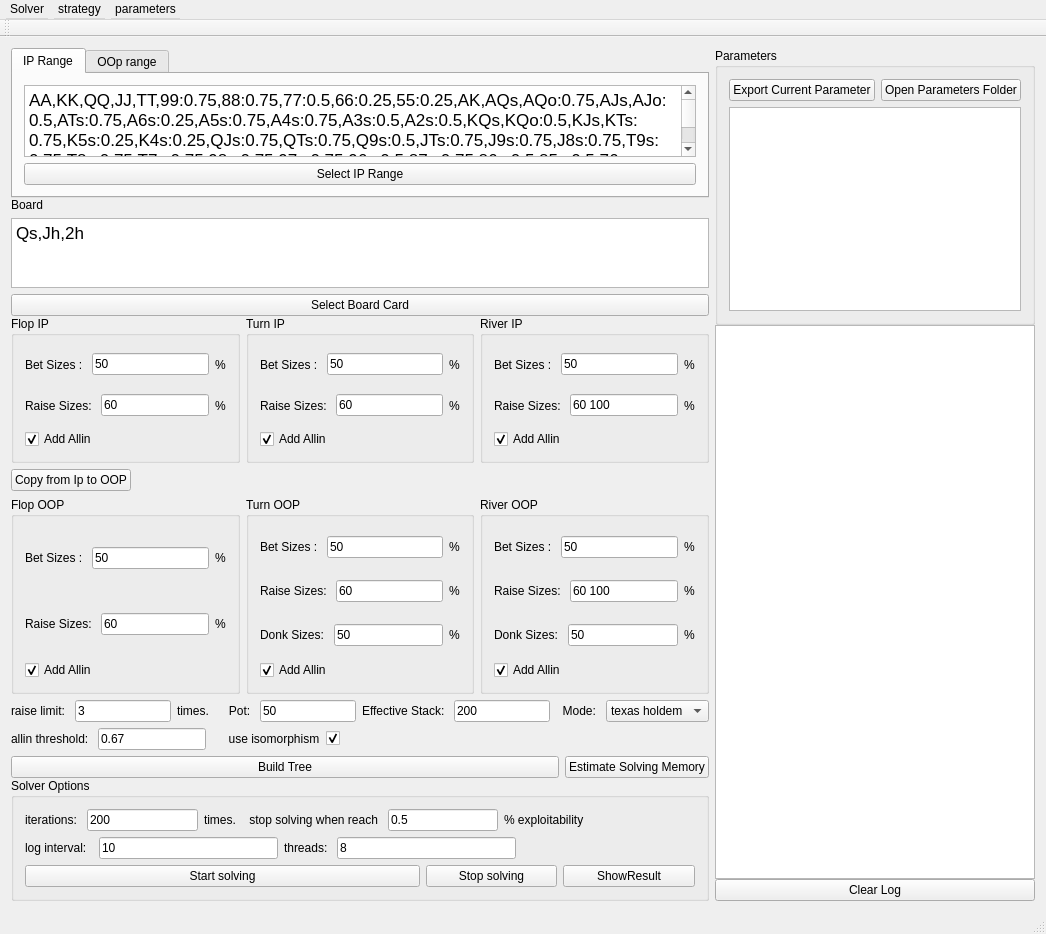
Above: mainwindow.ui from bupticybee/TexasSolver before the change. Below: the same form after it.
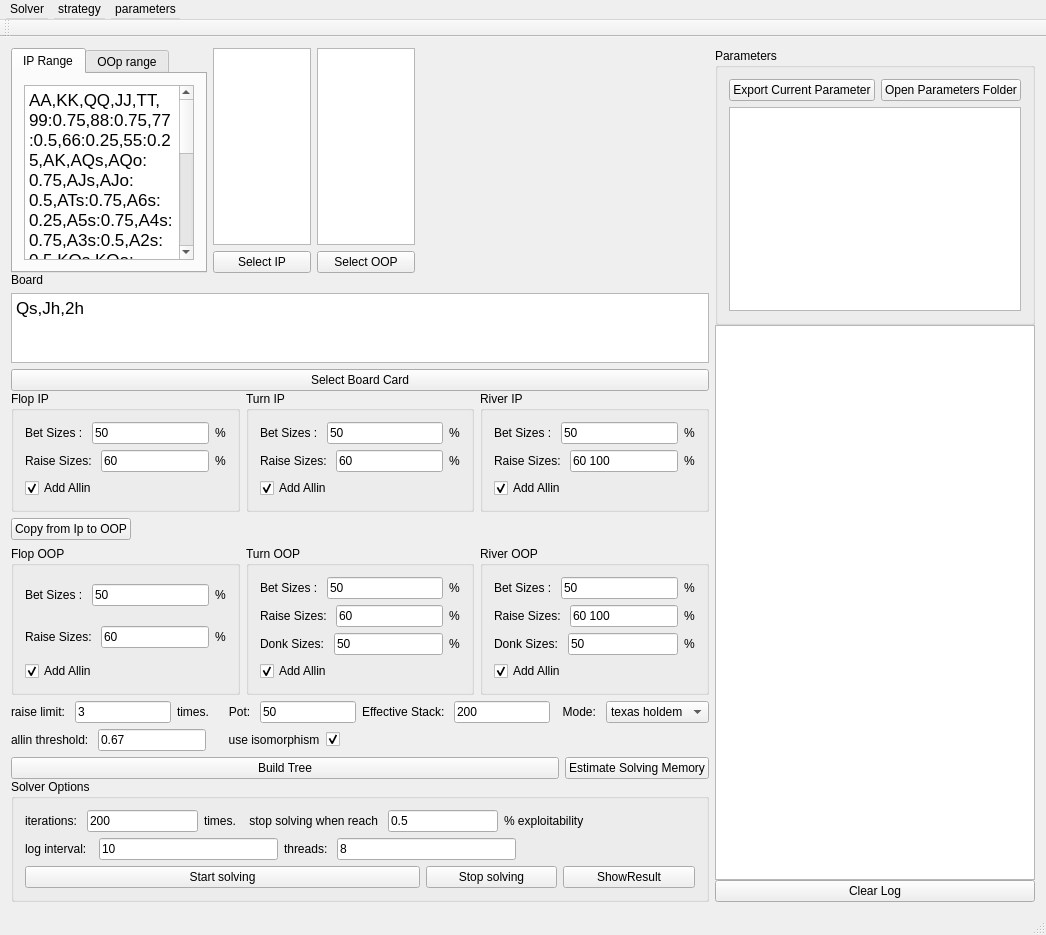
That is the form after the change. The open tabs and pages were chosen to show the change. Custom widgets are drawn as their Qt base class.

Commit message: :new: add 13x13 grid for range

Patch:
```diff
--- a/mainwindow.ui
+++ b/mainwindow.ui
@@ -7,7 +7,7 @@
     <x>0</x>
     <y>0</y>
     <width>1046</width>
-    <height>934</height>
+    <height>935</height>
    </rect>
   </property>
   <property name="windowTitle">
@@ -16,13 +16,15 @@
   <widget class="QWidget" name="centralWidget">
    <layout class="QHBoxLayout" name="horizontalLayout_2" stretch="3,1">
     <item>
-     <layout class="QVBoxLayout" name="inputLayout" stretch="2,2,8,1">
+     <layout class="QVBoxLayout" name="inputLayout" stretch="0,1,8,1">
       <property name="spacing">
        <number>0</number>
       </property>
       <item>
        <layout class="QVBoxLayout" name="rangeLayout">
         <item>
+         <layout class="QHBoxLayout" name="horizontalLayout_25" stretch="2,1,1,3">
+          <item>
          <widget class="QTabWidget" name="tabWidget">
           <property name="currentIndex">
            <number>0</number>
@@ -38,15 +40,8 @@
                <string>&lt;!DOCTYPE HTML PUBLIC &quot;-//W3C//DTD HTML 4.0//EN&quot; &quot;http://www.w3.org/TR/REC-html40/strict.dtd&quot;&gt;
 &lt;html&gt;&lt;head&gt;&lt;meta name=&quot;qrichtext&quot; content=&quot;1&quot; /&gt;&lt;style type=&quot;text/css&quot;&gt;
 p, li { white-space: pre-wrap; }
-&lt;/style&gt;&lt;/head&gt;&lt;body style=&quot; font-family:'SimSun'; font-size:9pt; font-weight:400; font-style:normal;&quot;&gt;
-&lt;p style=&quot; margin-top:0px; margin-bottom:0px; margin-left:0px; margin-right:0px; -qt-block-indent:0; text-indent:0px;&quot;&gt;&lt;span style=&quot; font-family:'.AppleSystemUIFont'; font-size:13pt;&quot;&gt;AA,KK,QQ,JJ,TT,99:0.75,88:0.75,77:0.5,66:0.25,55:0.25,AK,AQs,AQo:0.75,AJs,AJo:0.5,ATs:0.75,A6s:0.25,A5s:0.75,A4s:0.75,A3s:0.5,A2s:0.5,KQs,KQo:0.5,KJs,KTs:0.75,K5s:0.25,K4s:0.25,QJs:0.75,QTs:0.75,Q9s:0.5,JTs:0.75,J9s:0.75,J8s:0.75,T9s:0.75,T8s:0.75,T7s:0.75,98s:0.75,97s:0.75,96s:0.5,87s:0.75,86s:0.5,85s:0.5,76s:0.75,75s:0.5,65s:0.75,64s:0.5,54s:0.75,53s:0.5,43s:0.5&lt;/span&gt;&lt;/p&gt;&lt;/body&gt;&lt;/html&gt;</string>
-              </property>
-             </widget>
-            </item>
-            <item>
-             <widget class="QPushButton" name="ipRangeSelectButtom">
-              <property name="text">
-               <string>Select IP Range</string>
+&lt;/style&gt;&lt;/head&gt;&lt;body style=&quot; font-family:'.AppleSystemUIFont'; font-size:13pt; font-weight:400; font-style:normal;&quot;&gt;
+&lt;p style=&quot; margin-top:0px; margin-bottom:0px; margin-left:0px; margin-right:0px; -qt-block-indent:0; text-indent:0px;&quot;&gt;AA,KK,QQ,JJ,TT,99:0.75,88:0.75,77:0.5,66:0.25,55:0.25,AK,AQs,AQo:0.75,AJs,AJo:0.5,ATs:0.75,A6s:0.25,A5s:0.75,A4s:0.75,A3s:0.5,A2s:0.5,KQs,KQo:0.5,KJs,KTs:0.75,K5s:0.25,K4s:0.25,QJs:0.75,QTs:0.75,Q9s:0.5,JTs:0.75,J9s:0.75,J8s:0.75,T9s:0.75,T8s:0.75,T7s:0.75,98s:0.75,97s:0.75,96s:0.5,87s:0.75,86s:0.5,85s:0.5,76s:0.75,75s:0.5,65s:0.75,64s:0.5,54s:0.75,53s:0.5,43s:0.5&lt;/p&gt;&lt;/body&gt;&lt;/html&gt;</string>
               </property>
              </widget>
             </item>
@@ -63,21 +58,71 @@
                <string>&lt;!DOCTYPE HTML PUBLIC &quot;-//W3C//DTD HTML 4.0//EN&quot; &quot;http://www.w3.org/TR/REC-html40/strict.dtd&quot;&gt;
 &lt;html&gt;&lt;head&gt;&lt;meta name=&quot;qrichtext&quot; content=&quot;1&quot; /&gt;&lt;style type=&quot;text/css&quot;&gt;
 p, li { white-space: pre-wrap; }
-&lt;/style&gt;&lt;/head&gt;&lt;body style=&quot; font-family:'SimSun'; font-size:9pt; font-weight:400; font-style:normal;&quot;&gt;
-&lt;p style=&quot; margin-top:0px; margin-bottom:0px; margin-left:0px; margin-right:0px; -qt-block-indent:0; text-indent:0px;&quot;&gt;&lt;span style=&quot; font-family:'.AppleSystemUIFont'; font-size:13pt;&quot;&gt;QQ:0.5,JJ:0.75,TT,99,88,77,66,55,44,33,22,AKo:0.25,AQs,AQo:0.75,AJs,AJo:0.75,ATs,ATo:0.75,A9s,A8s,A7s,A6s,A5s,A4s,A3s,A2s,KQ,KJ,KTs,KTo:0.5,K9s,K8s,K7s,K6s,K5s,K4s:0.5,K3s:0.5,K2s:0.5,QJ,QTs,Q9s,Q8s,Q7s,JTs,JTo:0.5,J9s,J8s,T9s,T8s,T7s,98s,97s,96s,87s,86s,76s,75s,65s,64s,54s,53s,43s&lt;/span&gt;&lt;/p&gt;&lt;/body&gt;&lt;/html&gt;</string>
-              </property>
+&lt;/style&gt;&lt;/head&gt;&lt;body style=&quot; font-family:'.AppleSystemUIFont'; font-size:13pt; font-weight:400; font-style:normal;&quot;&gt;
+&lt;p style=&quot; margin-top:0px; margin-bottom:0px; margin-left:0px; margin-right:0px; -qt-block-indent:0; text-indent:0px;&quot;&gt;QQ:0.5,JJ:0.75,TT,99,88,77,66,55,44,33,22,AKo:0.25,AQs,AQo:0.75,AJs,AJo:0.75,ATs,ATo:0.75,A9s,A8s,A7s,A6s,A5s,A4s,A3s,A2s,KQ,KJ,KTs,KTo:0.5,K9s,K8s,K7s,K6s,K5s,K4s:0.5,K3s:0.5,K2s:0.5,QJ,QTs,Q9s,Q8s,Q7s,JTs,JTo:0.5,J9s,J8s,T9s,T8s,T7s,98s,97s,96s,87s,86s,76s,75s,65s,64s,54s,53s,43s&lt;/p&gt;&lt;/body&gt;&lt;/html&gt;</string>
+                </property>
+               </widget>
+              </item>
+             </layout>
+            </widget>
+           </widget>
+          </item>
+          <item>
+           <layout class="QVBoxLayout" name="verticalLayout_12">
+            <item>
+             <widget class="HtmlTableRangeView" name="IpRangeTableView">
+              <attribute name="horizontalHeaderVisible">
+               <bool>false</bool>
+              </attribute>
+              <attribute name="verticalHeaderVisible">
+               <bool>false</bool>
+              </attribute>
+             </widget>
+            </item>
+            <item>
+             <widget class="QPushButton" name="ipRangeSelectButtom">
+              <property name="text">
+               <string>Select IP</string>
+              </property>
+             </widget>
+            </item>
+           </layout>
+          </item>
+          <item>
+           <layout class="QVBoxLayout" name="verticalLayout_13">
+            <item>
+             <widget class="HtmlTableRangeView" name="oopRangeTableView">
+              <attribute name="horizontalHeaderVisible">
+               <bool>false</bool>
+              </attribute>
+              <attribute name="verticalHeaderVisible">
+               <bool>false</bool>
+              </attribute>
              </widget>
             </item>
             <item>
              <widget class="QPushButton" name="oopRangeSelectButtom">
               <property name="text">
-               <string>Select OOP Range</string>
+               <string>Select OOP</string>
               </property>
              </widget>
             </item>
            </layout>
-          </widget>
-         </widget>
+          </item>
+          <item>
+           <spacer name="horizontalSpacer_5">
+            <property name="orientation">
+             <enum>Qt::Horizontal</enum>
+            </property>
+            <property name="sizeHint" stdset="0">
+             <size>
+              <width>40</width>
+              <height>20</height>
+             </size>
+            </property>
+           </spacer>
+          </item>
+         </layout>
         </item>
        </layout>
       </item>
@@ -96,8 +141,8 @@
            <string>&lt;!DOCTYPE HTML PUBLIC &quot;-//W3C//DTD HTML 4.0//EN&quot; &quot;http://www.w3.org/TR/REC-html40/strict.dtd&quot;&gt;
 &lt;html&gt;&lt;head&gt;&lt;meta name=&quot;qrichtext&quot; content=&quot;1&quot; /&gt;&lt;style type=&quot;text/css&quot;&gt;
 p, li { white-space: pre-wrap; }
-&lt;/style&gt;&lt;/head&gt;&lt;body style=&quot; font-family:'SimSun'; font-size:9pt; font-weight:400; font-style:normal;&quot;&gt;
-&lt;p style=&quot; margin-top:0px; margin-bottom:0px; margin-left:0px; margin-right:0px; -qt-block-indent:0; text-indent:0px;&quot;&gt;&lt;span style=&quot; font-family:'.AppleSystemUIFont'; font-size:13pt;&quot;&gt;Qs,Jh,2h&lt;/span&gt;&lt;/p&gt;&lt;/body&gt;&lt;/html&gt;</string>
+&lt;/style&gt;&lt;/head&gt;&lt;body style=&quot; font-family:'.AppleSystemUIFont'; font-size:13pt; font-weight:400; font-style:normal;&quot;&gt;
+&lt;p style=&quot; margin-top:0px; margin-bottom:0px; margin-left:0px; margin-right:0px; -qt-block-indent:0; text-indent:0px;&quot;&gt;Qs,Jh,2h&lt;/p&gt;&lt;/body&gt;&lt;/html&gt;</string>
           </property>
          </widget>
         </item>
@@ -1168,6 +1213,11 @@
    <extends>QTextEdit</extends>
    <header>include/ui/droptextedit.h</header>
   </customwidget>
+  <customwidget>
+   <class>HtmlTableRangeView</class>
+   <extends>QTableView</extends>
+   <header>include/ui/htmltablerangeview.h</header>
+  </customwidget>
   <customwidget>
    <class>QSTextEdit</class>
    <extends>QTextEdit</extends>
```
Left out of the diff: 2 changed lines with no effect on the pictures. Lines whose indentation alone changed are shown as unchanged. The commit also changes 10 other files.
